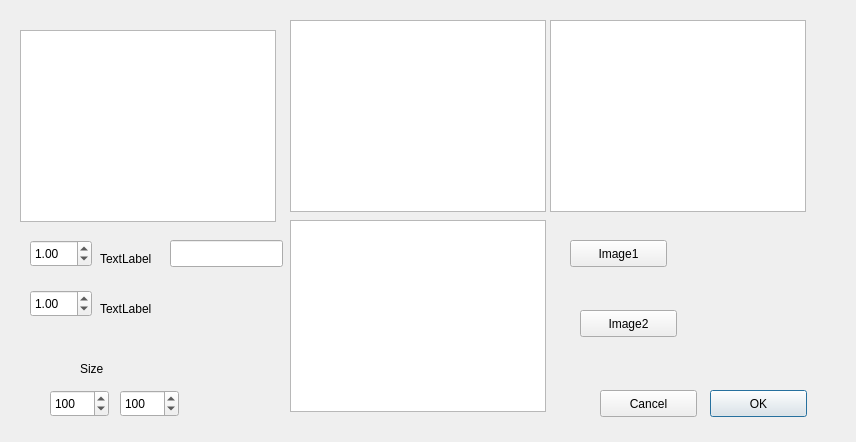
Above: additemdialog.ui from kazeevn/Mipt-ray-tracer before the change. Below: the same form after it.
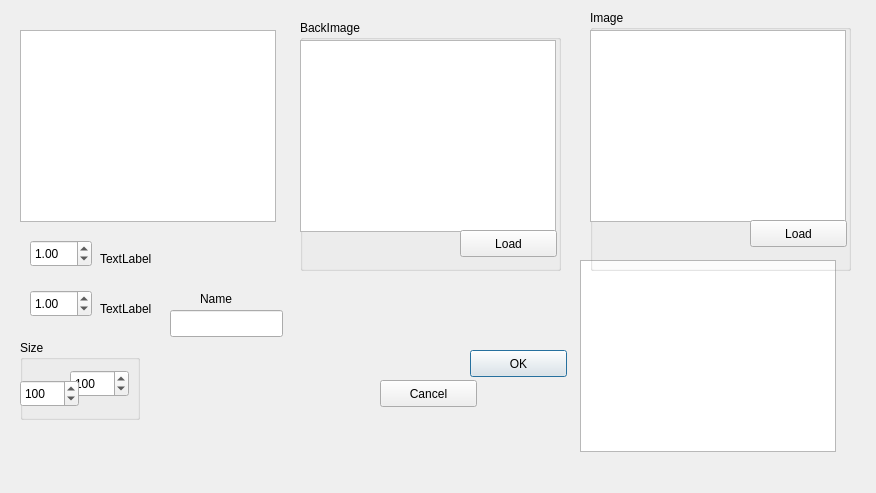
That is the form after the change.

Commit message: Niced add object iface.

Patch:
```diff
--- a/additemdialog.ui
+++ b/additemdialog.ui
@@ -6,8 +6,8 @@
    <rect>
     <x>0</x>
     <y>0</y>
-    <width>856</width>
-    <height>442</height>
+    <width>876</width>
+    <height>493</height>
    </rect>
   </property>
   <property name="windowTitle">
@@ -16,8 +16,8 @@
   <widget class="QListWidget" name="listWidget">
    <property name="geometry">
     <rect>
-     <x>550</x>
-     <y>20</y>
+     <x>580</x>
+     <y>260</y>
      <width>256</width>
      <height>192</height>
     </rect>
@@ -94,8 +94,8 @@
   <widget class="QPushButton" name="pushButtonOK">
    <property name="geometry">
     <rect>
-     <x>710</x>
-     <y>390</y>
+     <x>470</x>
+     <y>350</y>
      <width>97</width>
      <height>27</height>
     </rect>
@@ -108,95 +108,17 @@
    <property name="geometry">
     <rect>
      <x>170</x>
-     <y>240</y>
-     <width>113</width>
-     <height>27</height>
-    </rect>
-   </property>
-  </widget>
-  <widget class="QGraphicsView" name="graphicsView">
-   <property name="geometry">
-    <rect>
-     <x>290</x>
-     <y>20</y>
-     <width>256</width>
-     <height>192</height>
-    </rect>
-   </property>
-  </widget>
-  <widget class="QPushButton" name="loadImage">
-   <property name="geometry">
-    <rect>
-     <x>570</x>
-     <y>240</y>
-     <width>97</width>
-     <height>27</height>
-    </rect>
-   </property>
-   <property name="text">
-    <string>Image1</string>
-   </property>
-  </widget>
-  <widget class="QGraphicsView" name="graphicsView_2">
-   <property name="geometry">
-    <rect>
-     <x>290</x>
-     <y>220</y>
-     <width>256</width>
-     <height>192</height>
-    </rect>
-   </property>
-  </widget>
-  <widget class="QPushButton" name="loadImage2">
-   <property name="geometry">
-    <rect>
-     <x>580</x>
      <y>310</y>
-     <width>97</width>
+     <width>113</width>
      <height>27</height>
     </rect>
-   </property>
-   <property name="text">
-    <string>Image2</string>
-   </property>
-  </widget>
-  <widget class="QSpinBox" name="spinBox">
-   <property name="geometry">
-    <rect>
-     <x>50</x>
-     <y>390</y>
-     <width>59</width>
-     <height>27</height>
-    </rect>
-   </property>
-   <property name="maximum">
-    <number>1000</number>
-   </property>
-   <property name="value">
-    <number>100</number>
-   </property>
-  </widget>
-  <widget class="QSpinBox" name="spinBox_2">
-   <property name="geometry">
-    <rect>
-     <x>120</x>
-     <y>390</y>
-     <width>59</width>
-     <height>27</height>
-    </rect>
-   </property>
-   <property name="maximum">
-    <number>1000</number>
-   </property>
-   <property name="value">
-    <number>100</number>
    </property>
   </widget>
   <widget class="QPushButton" name="Cancel">
    <property name="geometry">
     <rect>
-     <x>600</x>
-     <y>390</y>
+     <x>380</x>
+     <y>380</y>
      <width>97</width>
      <height>27</height>
     </rect>
@@ -205,18 +127,135 @@
     <string>Cancel</string>
    </property>
   </widget>
-  <widget class="QLabel" name="label">
+  <widget class="QGroupBox" name="groupBoxSize">
    <property name="geometry">
     <rect>
-     <x>80</x>
-     <y>360</y>
-     <width>67</width>
-     <height>17</height>
+     <x>20</x>
+     <y>340</y>
+     <width>120</width>
+     <height>80</height>
     </rect>
    </property>
-   <property name="text">
+   <property name="title">
     <string>Size</string>
    </property>
+   <widget class="QSpinBox" name="spinBox_2">
+    <property name="geometry">
+     <rect>
+      <x>50</x>
+      <y>30</y>
+      <width>59</width>
+      <height>27</height>
+     </rect>
+    </property>
+    <property name="maximum">
+     <number>1000</number>
+    </property>
+    <property name="value">
+     <number>100</number>
+    </property>
+   </widget>
+   <widget class="QSpinBox" name="spinBox">
+    <property name="geometry">
+     <rect>
+      <x>0</x>
+      <y>40</y>
+      <width>59</width>
+      <height>27</height>
+     </rect>
+    </property>
+    <property name="maximum">
+     <number>1000</number>
+    </property>
+    <property name="value">
+     <number>100</number>
+    </property>
+   </widget>
+  </widget>
+  <widget class="QLabel" name="label">
+   <property name="geometry">
+    <rect>
+     <x>200</x>
+     <y>290</y>
+     <width>67</width>
+     <height>17</height>
+    </rect>
+   </property>
+   <property name="text">
+    <string>Name</string>
+   </property>
+  </widget>
+  <widget class="QGroupBox" name="groupBoxImage">
+   <property name="geometry">
+    <rect>
+     <x>590</x>
+     <y>10</y>
+     <width>261</width>
+     <height>261</height>
+    </rect>
+   </property>
+   <property name="title">
+    <string>Image</string>
+   </property>
+   <widget class="QGraphicsView" name="graphicsView">
+    <property name="geometry">
+     <rect>
+      <x>0</x>
+      <y>20</y>
+      <width>256</width>
+      <height>192</height>
+     </rect>
+    </property>
+   </widget>
+   <widget class="QPushButton" name="loadImage">
+    <property name="geometry">
+     <rect>
+      <x>160</x>
+      <y>210</y>
+      <width>97</width>
+      <height>27</height>
+     </rect>
+    </property>
+    <property name="text">
+     <string>Load</string>
+    </property>
+   </widget>
+  </widget>
+  <widget class="QGroupBox" name="groupBoxImage_2">
+   <property name="geometry">
+    <rect>
+     <x>300</x>
+     <y>20</y>
+     <width>261</width>
+     <height>251</height>
+    </rect>
+   </property>
+   <property name="title">
+    <string>BackImage</string>
+   </property>
+   <widget class="QGraphicsView" name="graphicsView_2">
+    <property name="geometry">
+     <rect>
+      <x>0</x>
+      <y>20</y>
+      <width>256</width>
+      <height>192</height>
+     </rect>
+    </property>
+   </widget>
+   <widget class="QPushButton" name="loadImage2">
+    <property name="geometry">
+     <rect>
+      <x>160</x>
+      <y>210</y>
+      <width>97</width>
+      <height>27</height>
+     </rect>
+    </property>
+    <property name="text">
+     <string>Load</string>
+    </property>
+   </widget>
   </widget>
  </widget>
  <resources/>
```
The commit also changes 1 other file.
